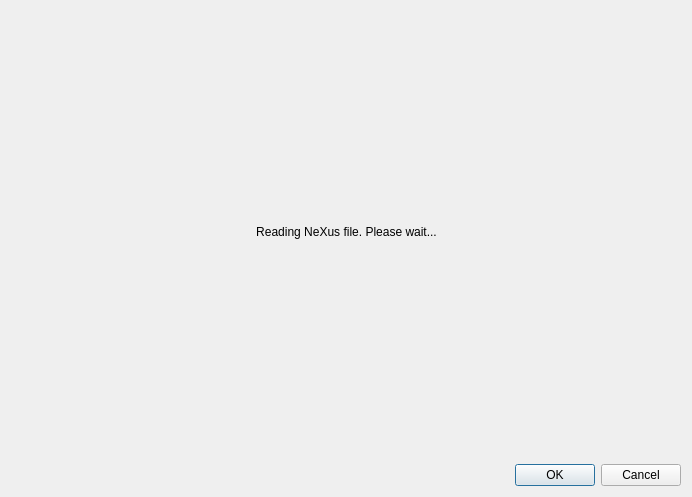
First picture: the form in mantidimaging/gui/ui/nexus_load_dialog.ui, repository mantidproject/mantidimaging, before the edit.
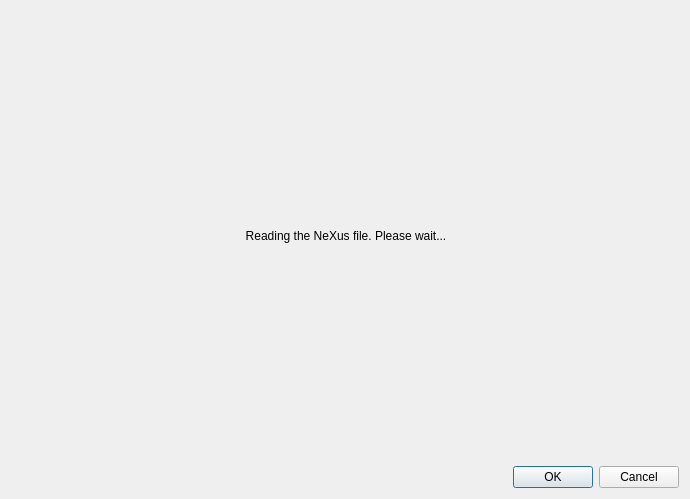
Second picture: the form after the edit. The open tabs and pages were chosen to show the change.

Commit message: bleeping layouts

Patch:
```diff
--- a/mantidimaging/gui/ui/nexus_load_dialog.ui
+++ b/mantidimaging/gui/ui/nexus_load_dialog.ui
@@ -7,16 +7,26 @@
     <x>0</x>
     <y>0</y>
     <width>690</width>
-    <height>497</height>
+    <height>499</height>
    </rect>
   </property>
+  <property name="sizePolicy">
+   <sizepolicy hsizetype="Expanding" vsizetype="Expanding">
+    <horstretch>0</horstretch>
+    <verstretch>0</verstretch>
+   </sizepolicy>
+  </property>
+  <property name="minimumSize">
+   <size>
+    <width>690</width>
+    <height>499</height>
+   </size>
+  </property>
   <property name="windowTitle">
    <string>Load</string>
   </property>
   <layout class="QVBoxLayout" name="verticalLayout">
    <item>
-    <layout class="QVBoxLayout" name="verticalLayout_3">
-     <item>
       <widget class="QStackedWidget" name="stackedWidget">
        <property name="sizePolicy">
         <sizepolicy hsizetype="Expanding" vsizetype="Expanding">
@@ -276,58 +286,26 @@
         </widget>
        </widget>
        <widget class="QWidget" name="busyPage">
-        <widget class="QWidget" name="verticalLayoutWidget_2">
-         <property name="geometry">
-          <rect>
-           <x>0</x>
-           <y>0</y>
-           <width>671</width>
-           <height>441</height>
-          </rect>
-         </property>
-         <layout class="QVBoxLayout" name="verticalLayout_6">
-          <item>
-           <spacer name="verticalSpacer_2">
-            <property name="orientation">
-             <enum>Qt::Vertical</enum>
-            </property>
-            <property name="sizeHint" stdset="0">
-             <size>
-              <width>20</width>
-              <height>40</height>
-             </size>
-            </property>
-           </spacer>
-          </item>
+      <property name="sizePolicy">
+       <sizepolicy hsizetype="Preferred" vsizetype="Preferred">
+        <horstretch>0</horstretch>
+        <verstretch>0</verstretch>
+       </sizepolicy>
+      </property>
+      <layout class="QVBoxLayout" name="verticalLayout_3">
           <item>
            <widget class="QLabel" name="label">
             <property name="text">
-             <string>Reading NeXus file. Please wait...</string>
+          <string>Reading the NeXus file. Please wait...</string>
             </property>
             <property name="alignment">
              <set>Qt::AlignCenter</set>
             </property>
            </widget>
           </item>
-          <item>
-           <spacer name="verticalSpacer">
-            <property name="orientation">
-             <enum>Qt::Vertical</enum>
-            </property>
-            <property name="sizeHint" stdset="0">
-             <size>
-              <width>20</width>
-              <height>40</height>
-             </size>
-            </property>
-           </spacer>
-          </item>
          </layout>
         </widget>
        </widget>
-      </widget>
-     </item>
-    </layout>
    </item>
    <item>
     <widget class="QDialogButtonBox" name="buttonBox">
```
Left out of the diff: 113 changed lines with no effect on the pictures. Lines whose indentation alone changed are shown as unchanged.
